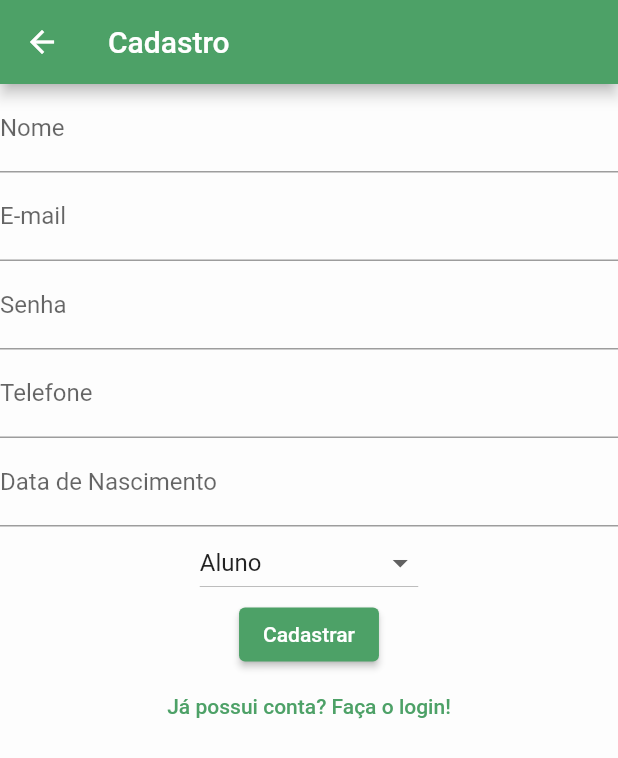
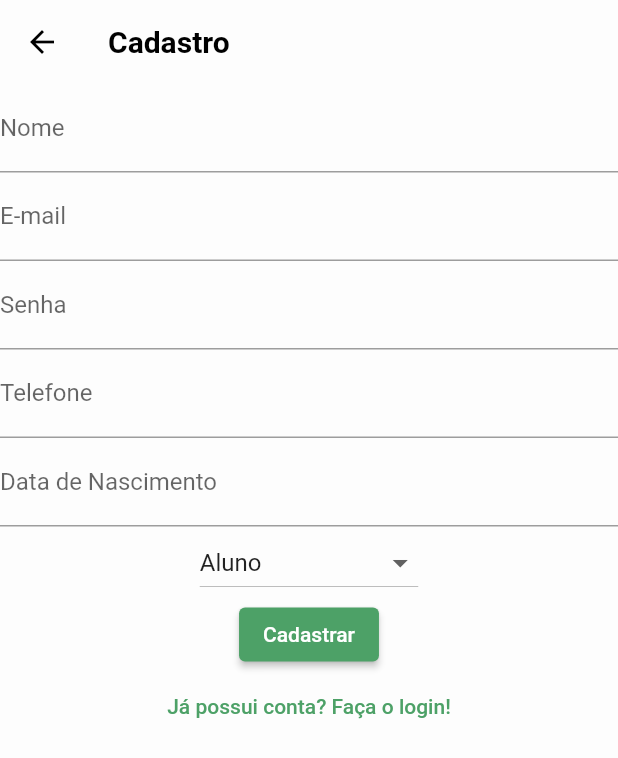
Before and after one commit to JosueErvino/healthroom_app, a Flutter app: the screen it shows after launch, after a tap on "Cadastre-se aqui!", on a phone screen of 412 x 824 dp. Shown: the top 758 px of the screen. Run offline on Flutter 3.47's test engine with Material 2 defaults, Android fonts, the light colour scheme and no system bars; our stand-ins replace cloud_firestore, firebase_auth, firebase_core; accounts and stored records are empty; network calls fail.

Commit message:
theme barra superior

```diff
--- a/lib/theme.dart
+++ b/lib/theme.dart
@@ -18,4 +18,16 @@ var appTheme = ThemeData(
     ),
   ),
   scaffoldBackgroundColor: const Color(0xFFfdfdfd),
+  appBarTheme: const AppBarTheme(
+    backgroundColor: Colors.transparent,
+    elevation: 0,
+    iconTheme: IconThemeData(
+      color: Colors.black,
+    ),
+    titleTextStyle: TextStyle(
+      color: Colors.black,
+      fontSize: 20,
+      fontWeight: FontWeight.bold,
+    ),
+  ),
 );
```
